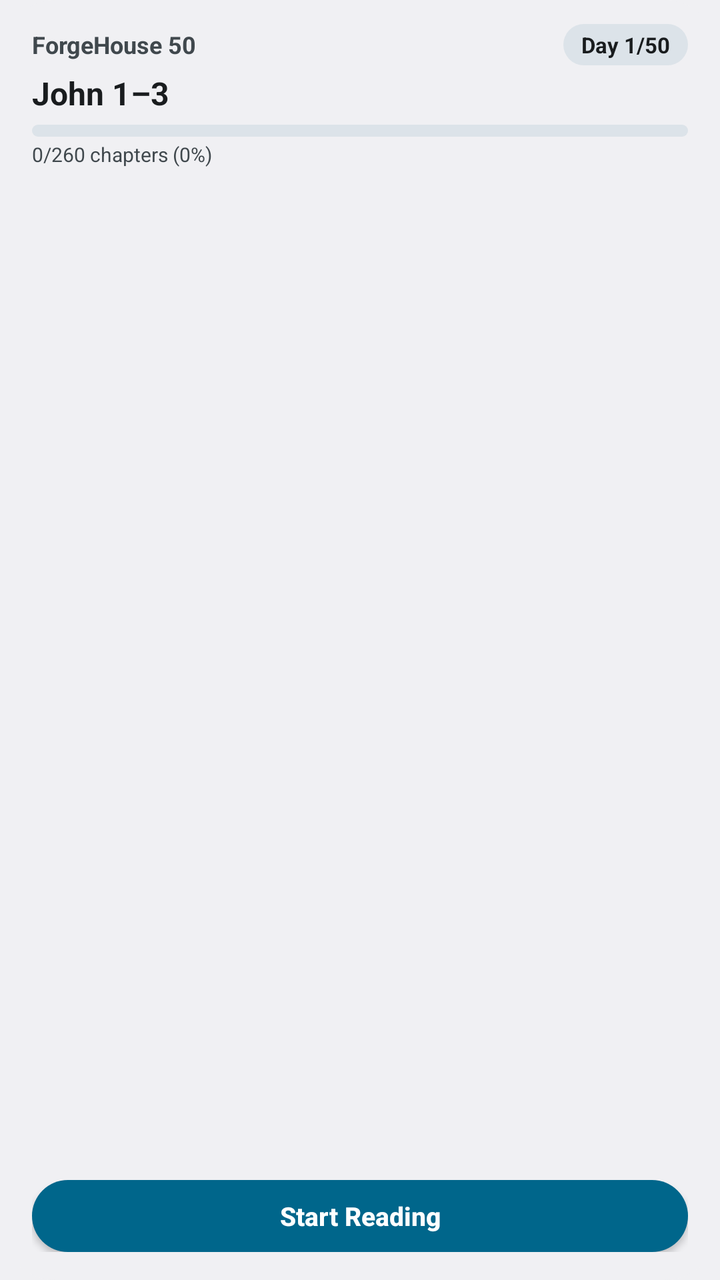
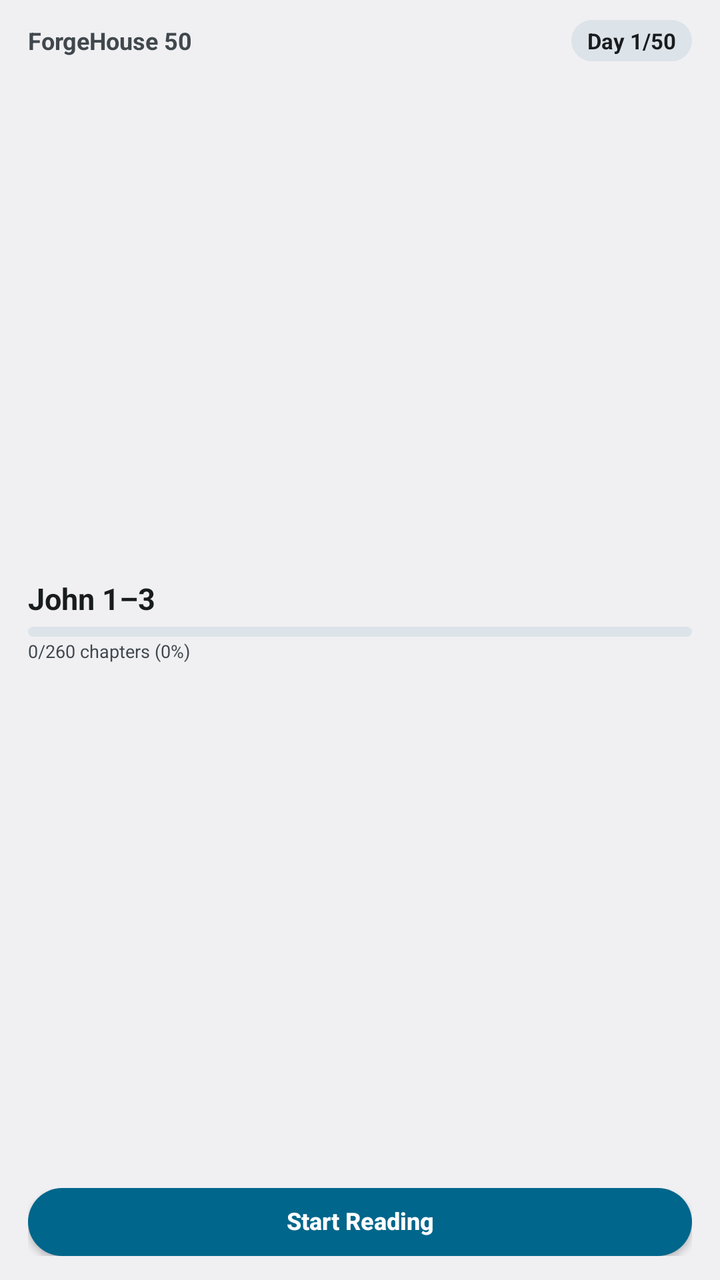

The first picture is an Android layout as it rendered before a commit; the second is the same layout after the commit. The layout source and the unified diff follow.
<!-- AndroidManifest.xml: application theme Theme.ForgeBuild -->
<!-- res/layout/forgehouse_widget.xml -->
<?xml version="1.0" encoding="utf-8"?>
<LinearLayout xmlns:android="http://schemas.android.com/apk/res/android"
    android:id="@+id/w_root"
    android:layout_width="match_parent"
    android:layout_height="match_parent"
    android:orientation="vertical"
    android:background="@drawable/widget_bg"
    android:paddingStart="16dp"
    android:paddingEnd="16dp"
    android:paddingTop="12dp"
    android:paddingBottom="14dp">

    
    <RelativeLayout
        android:layout_width="match_parent"
        android:layout_height="wrap_content">

        <TextView
            android:id="@+id/w_day"
            android:layout_width="wrap_content"
            android:layout_height="wrap_content"
            android:layout_alignParentEnd="true"
            android:layout_centerVertical="true"
            android:background="@drawable/widget_chip_bg"
            android:paddingHorizontal="9dp"
            android:paddingVertical="3dp"
            android:text="Day 1/50"
            android:textSize="11sp"
            android:textStyle="bold"
            android:textColor="@color/widget_chip_text" />

        <TextView
            android:id="@+id/w_title"
            android:layout_width="match_parent"
            android:layout_height="wrap_content"
            android:layout_toStartOf="@id/w_day"
            android:layout_centerVertical="true"
            android:layout_marginEnd="8dp"
            android:singleLine="true"
            android:ellipsize="end"
            android:text="ForgeHouse 50"
            android:textSize="12sp"
            android:textStyle="bold"
            android:textColor="@color/widget_text_secondary" />
    </RelativeLayout>

    
    <TextView
        android:id="@+id/w_assignment"
        android:layout_width="match_parent"
        android:layout_height="wrap_content"
        android:layout_marginTop="3dp"
        android:singleLine="true"
        android:ellipsize="end"
        android:text="John 1–3"
        android:textSize="16sp"
        android:textStyle="bold"
        android:textColor="@color/widget_text_primary" />

    
    <TextView
        android:id="@+id/w_verse"
        android:layout_width="match_parent"
        android:layout_height="wrap_content"
        android:layout_marginTop="1dp"
        android:singleLine="true"
        android:ellipsize="end"
        android:visibility="gone"
        android:textSize="11sp"
        android:textColor="@color/widget_text_secondary" />

    
    <ProgressBar
        android:id="@+id/w_progress"
        style="?android:attr/progressBarStyleHorizontal"
        android:layout_width="match_parent"
        android:layout_height="6dp"
        android:layout_marginTop="5dp"
        android:progressDrawable="@drawable/widget_progress"
        android:max="100"
        android:progress="0" />

    <TextView
        android:id="@+id/w_progress_text"
        android:layout_width="match_parent"
        android:layout_height="wrap_content"
        android:layout_marginTop="2dp"
        android:singleLine="true"
        android:ellipsize="end"
        android:text="0/260 chapters (0%)"
        android:textSize="10sp"
        android:textColor="@color/widget_text_secondary" />

    
    <Space
        android:layout_width="match_parent"
        android:layout_height="0dp"
        android:layout_weight="1" />

    
    <LinearLayout
        android:layout_width="match_parent"
        android:layout_height="wrap_content"
        android:layout_marginTop="6dp"
        android:orientation="horizontal">

        <Button
            android:id="@+id/w_primary"
            android:layout_width="0dp"
            android:layout_weight="1"
            android:layout_height="36dp"
            android:background="@drawable/widget_btn_primary"
            android:text="Start Reading"
            android:textAllCaps="false"
            android:textSize="13sp"
            android:textStyle="bold"
            android:textColor="@color/widget_btn_primary_text" />

        <Button
            android:id="@+id/w_secondary"
            android:layout_width="wrap_content"
            android:layout_height="36dp"
            android:layout_marginStart="8dp"
            android:background="@drawable/widget_btn_secondary"
            android:visibility="gone"
            android:text="Reflect"
            android:textAllCaps="false"
            android:textSize="13sp"
            android:textStyle="bold"
            android:textColor="@color/widget_btn_secondary_text" />
    </LinearLayout>

</LinearLayout>
<!-- resources referenced by this layout -->
<resources>
  <color name="widget_btn_primary_text">#FFFFFF</color>
  <color name="widget_btn_secondary_text">#1A1C19</color>
  <color name="widget_chip_text">#1A1C19</color>
  <color name="widget_text_primary">#1A1C19</color>
  <color name="widget_text_secondary">#5A5F56</color>
  <!-- drawable widget_bg (drawable) -->
  <?xml version="1.0" encoding="utf-8"?>
  <shape xmlns:android="http://schemas.android.com/apk/res/android" android:shape="rectangle">
      <corners android:radius="28dp" />
      <solid android:color="@color/widget_background" />
  </shape>
  <!-- drawable widget_btn_primary (drawable) -->
  <?xml version="1.0" encoding="utf-8"?>
  <shape xmlns:android="http://schemas.android.com/apk/res/android" android:shape="rectangle">
      <corners android:radius="18dp" />
      <solid android:color="@color/widget_btn_primary_bg" />
  </shape>
  <!-- drawable widget_btn_secondary (drawable) -->
  <?xml version="1.0" encoding="utf-8"?>
  <shape xmlns:android="http://schemas.android.com/apk/res/android" android:shape="rectangle">
      <corners android:radius="18dp" />
      <solid android:color="@color/widget_btn_secondary_bg" />
  </shape>
  <!-- drawable widget_chip_bg (drawable) -->
  <?xml version="1.0" encoding="utf-8"?>
  <shape xmlns:android="http://schemas.android.com/apk/res/android" android:shape="rectangle">
      <corners android:radius="14dp" />
      <solid android:color="@color/widget_chip_bg" />
  </shape>
  <!-- drawable widget_progress (drawable) -->
  <?xml version="1.0" encoding="utf-8"?>
  <layer-list xmlns:android="http://schemas.android.com/apk/res/android">
      <item android:id="@android:id/background">
          <shape android:shape="rectangle">
              <corners android:radius="3dp" />
              <solid android:color="@color/widget_progress_track" />
          </shape>
      </item>
      <item android:id="@android:id/progress">
          <clip android:gravity="left">
              <shape android:shape="rectangle">
                  <corners android:radius="3dp" />
                  <solid android:color="@color/widget_progress_bar" />
              </shape>
          </clip>
      </item>
  </layer-list>
  <style name="Theme.ForgeBuild" parent="@android:style/Theme.DeviceDefault.DayNight">
          <item name="android:windowNoTitle">true</item>
          <item name="android:windowActionBar">false</item>
          <item name="android:statusBarColor">@android:color/transparent</item>
          <item name="android:windowLightStatusBar">?android:attr/isLightTheme</item>
      </style>
  <color name="widget_background">#FDFCF7</color>
  <color name="widget_btn_primary_bg">#2E6B4F</color>
  <color name="widget_btn_secondary_bg">#E8EBE2</color>
  <color name="widget_chip_bg">#E8EBE2</color>
  <color name="widget_progress_track">#E1E4DC</color>
  <color name="widget_progress_bar">#2E6B4F</color>
</resources>

<!-- the commit's change to res/layout/forgehouse_widget.xml (unified diff, before → after) -->
@@ -1,19 +1,20 @@
 <?xml version="1.0" encoding="utf-8"?>
-<LinearLayout xmlns:android="http://schemas.android.com/apk/res/android"
+<RelativeLayout xmlns:android="http://schemas.android.com/apk/res/android"
     android:id="@+id/w_root"
     android:layout_width="match_parent"
     android:layout_height="match_parent"
-    android:orientation="vertical"
     android:background="@drawable/widget_bg"
-    android:paddingStart="16dp"
-    android:paddingEnd="16dp"
-    android:paddingTop="12dp"
-    android:paddingBottom="14dp">
+    android:paddingStart="14dp"
+    android:paddingEnd="14dp"
+    android:paddingTop="10dp"
+    android:paddingBottom="12dp">
 
     
     <RelativeLayout
+        android:id="@+id/w_header"
         android:layout_width="match_parent"
-        android:layout_height="wrap_content">
+        android:layout_height="wrap_content"
+        android:layout_alignParentTop="true">
 
         <TextView
             android:id="@+id/w_day"
@@ -22,7 +23,7 @@
             android:layout_alignParentEnd="true"
             android:layout_centerVertical="true"
             android:background="@drawable/widget_chip_bg"
-            android:paddingHorizontal="9dp"
+            android:paddingHorizontal="8dp"
             android:paddingVertical="3dp"
             android:text="Day 1/50"
             android:textSize="11sp"
@@ -45,89 +46,104 @@
     </RelativeLayout>
 
     
-    <TextView
-        android:id="@+id/w_assignment"
+    <LinearLayout
+        android:id="@+id/w_button_row"
         android:layout_width="match_parent"
         android:layout_height="wrap_content"
-        android:layout_marginTop="3dp"
-        android:singleLine="true"
-        android:ellipsize="end"
-        android:text="John 1–3"
-        android:textSize="16sp"
-        android:textStyle="bold"
-        android:textColor="@color/widget_text_primary" />
-
-    
-    <TextView
-        android:id="@+id/w_verse"
-        android:layout_width="match_parent"
-        android:layout_height="wrap_content"
-        android:layout_marginTop="1dp"
-        android:singleLine="true"
-        android:ellipsize="end"
-        android:visibility="gone"
-        android:textSize="11sp"
-        android:textColor="@color/widget_text_secondary" />
-
-    
-    <ProgressBar
-        android:id="@+id/w_progress"
-        style="?android:attr/progressBarStyleHorizontal"
-        android:layout_width="match_parent"
-        android:layout_height="6dp"
-        android:layout_marginTop="5dp"
-        android:progressDrawable="@drawable/widget_progress"
-        android:max="100"
-        android:progress="0" />
-
-    <TextView
-        android:id="@+id/w_progress_text"
-        android:layout_width="match_parent"
-        android:layout_height="wrap_content"
-        android:layout_marginTop="2dp"
-        android:singleLine="true"
-        android:ellipsize="end"
-        android:text="0/260 chapters (0%)"
-        android:textSize="10sp"
-        android:textColor="@color/widget_text_secondary" />
-
-    
-    <Space
-        android:layout_width="match_parent"
-        android:layout_height="0dp"
-        android:layout_weight="1" />
-
-    
-    <LinearLayout
-        android:layout_width="match_parent"
-        android:layout_height="wrap_content"
-        android:layout_marginTop="6dp"
+        android:layout_alignParentBottom="true"
+        android:layout_marginTop="4dp"
         android:orientation="horizontal">
 
         <Button
             android:id="@+id/w_primary"
             android:layout_width="0dp"
             android:layout_weight="1"
-            android:layout_height="36dp"
+            android:layout_height="34dp"
+            android:minHeight="0dp"
+            android:gravity="center"
+            android:includeFontPadding="false"
             android:background="@drawable/widget_btn_primary"
             android:text="Start Reading"
             android:textAllCaps="false"
-            android:textSize="13sp"
+            android:textSize="12sp"
             android:textStyle="bold"
             android:textColor="@color/widget_btn_primary_text" />
 
         <Button
             android:id="@+id/w_secondary"
             android:layout_width="wrap_content"
-            android:layout_height="36dp"
+            android:layout_height="34dp"
+            android:minHeight="0dp"
+            android:gravity="center"
+            android:includeFontPadding="false"
             android:layout_marginStart="8dp"
+            android:paddingHorizontal="12dp"
             android:background="@drawable/widget_btn_secondary"
             android:visibility="gone"
             android:text="Reflect"
             android:textAllCaps="false"
-            android:textSize="13sp"
+            android:textSize="12sp"
             android:textStyle="bold"
             android:textColor="@color/widget_btn_secondary_text" />
     </LinearLayout>
 
-</LinearLayout>
+    
+    <LinearLayout
+        android:id="@+id/w_content"
+        android:layout_width="match_parent"
+        android:layout_height="match_parent"
+        android:layout_below="@id/w_header"
+        android:layout_above="@id/w_button_row"
+        android:layout_marginTop="2dp"
+        android:layout_marginBottom="2dp"
+        android:gravity="center_vertical"
+        android:orientation="vertical">
+
+        
+        <TextView
+            android:id="@+id/w_assignment"
+            android:layout_width="match_parent"
+            android:layout_height="wrap_content"
+            android:singleLine="true"
+            android:ellipsize="end"
+            android:text="John 1–3"
+            android:textSize="15sp"
+            android:textStyle="bold"
+            android:textColor="@color/widget_text_primary" />
+
+        
+        <TextView
+            android:id="@+id/w_verse"
+            android:layout_width="match_parent"
+            android:layout_height="wrap_content"
+            android:layout_marginTop="1dp"
+            android:singleLine="true"
+            android:ellipsize="end"
+            android:visibility="gone"
+            android:textSize="10sp"
+            android:textColor="@color/widget_text_secondary" />
+
+        
+        <ProgressBar
+            android:id="@+id/w_progress"
+            style="?android:attr/progressBarStyleHorizontal"
+            android:layout_width="match_parent"
+            android:layout_height="5dp"
+            android:layout_marginTop="4dp"
+            android:progressDrawable="@drawable/widget_progress"
+            android:max="100"
+            android:progress="0" />
+
+        <TextView
+            android:id="@+id/w_progress_text"
+            android:layout_width="match_parent"
+            android:layout_height="wrap_content"
+            android:layout_marginTop="1dp"
+            android:singleLine="true"
+            android:ellipsize="end"
+            android:text="0/260 chapters (0%)"
+            android:textSize="9sp"
+            android:textColor="@color/widget_text_secondary" />
+    </LinearLayout>
+
+</RelativeLayout>
